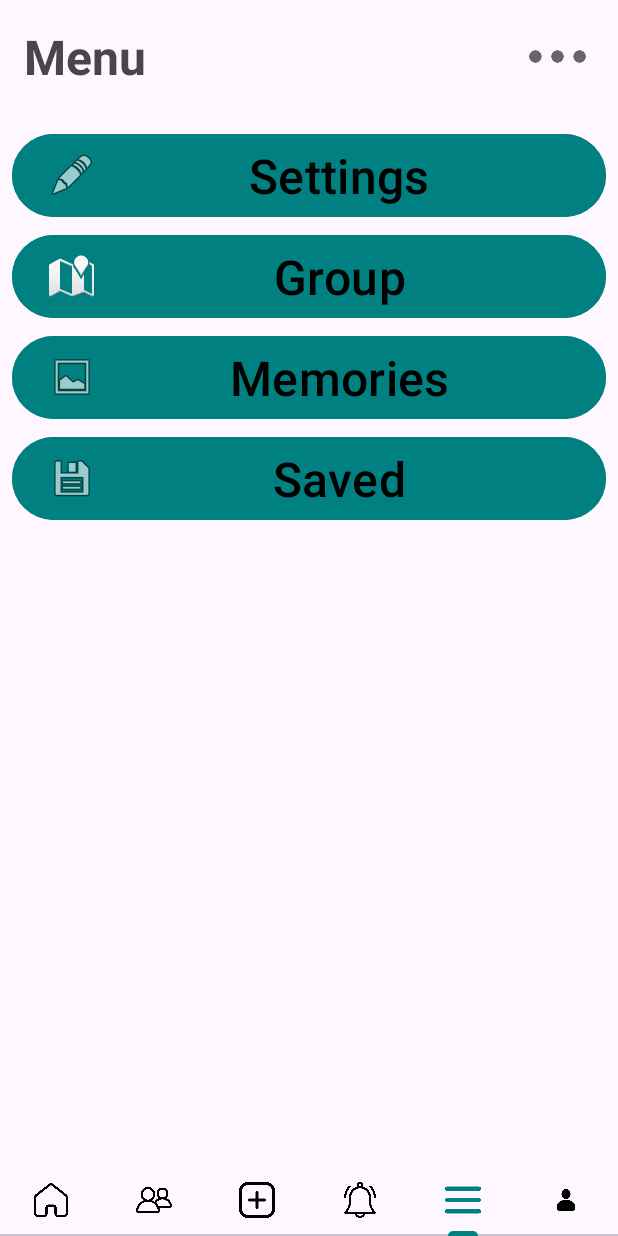
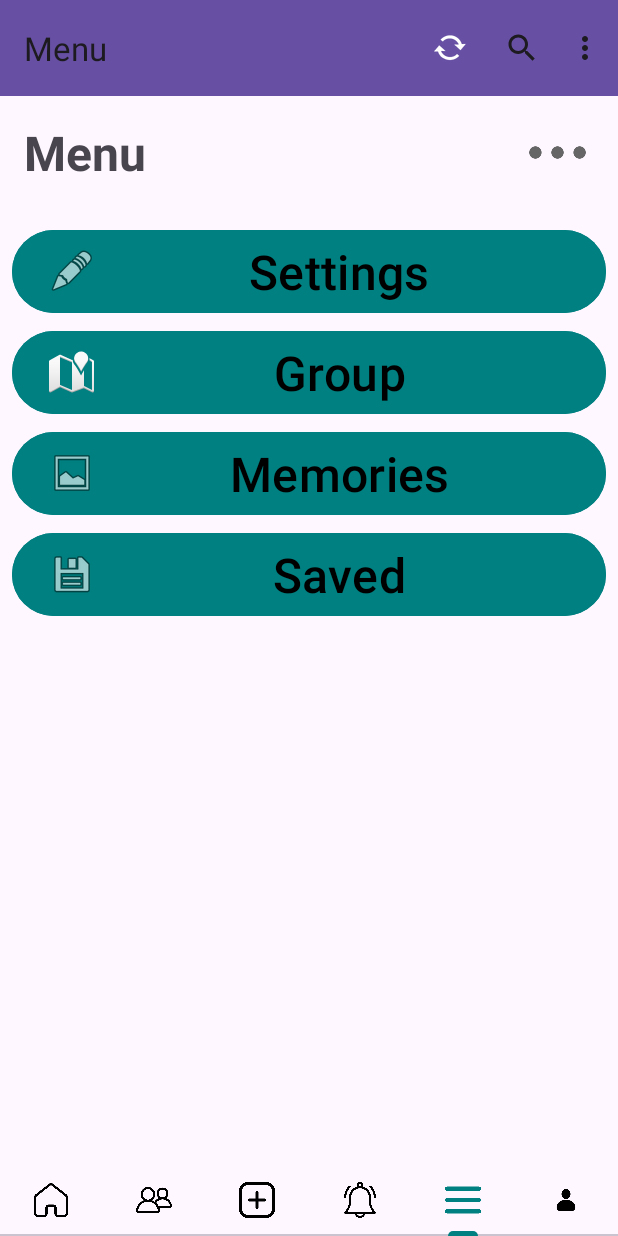
Before and after one commit to 22BI13371/facebook-client-project, an Android app: the screen it shows after launch (MainActivity), item 5 of the bottom bar chosen, on a phone screen of 412 x 824 dp. Run offline under Robolectric (Android 15) with nearby library versions, the light colour scheme and no system bars; libraries missing offline, so code that uses them is left out: com.facebook.

Commit message:
Added Menubar and dynamic title change

```diff
--- a/app/src/main/java/vn/edu/usth/facebookclient/MainActivity.java
+++ b/app/src/main/java/vn/edu/usth/facebookclient/MainActivity.java
@@ -1,22 +1,23 @@
 package vn.edu.usth.facebookclient;
 
-import android.annotation.SuppressLint;
 import android.content.Intent;
 import android.os.Bundle;
-import android.widget.ImageButton;
+import android.util.Log;
+import android.view.Menu;
+import android.view.MenuItem;
+import android.widget.Toast;
 
 import androidx.activity.EdgeToEdge;
+import androidx.annotation.NonNull;
 import androidx.appcompat.app.AppCompatActivity;
-import androidx.fragment.app.Fragment;
+import androidx.appcompat.widget.Toolbar;
 import androidx.viewpager2.widget.ViewPager2;
 
 import com.facebook.CallbackManager;
-import com.facebook.login.widget.LoginButton;
 import com.google.android.material.tabs.TabLayout;
 import com.google.android.material.tabs.TabLayoutMediator;
-import vn.edu.usth.facebookclient.R;
-import androidx.appcompat.app.AppCompatActivity;
-import androidx.fragment.app.FragmentManager;
+
+import java.util.Objects;
 
 
 public class MainActivity extends AppCompatActivity {
@@ -31,6 +32,7 @@ public class MainActivity extends AppCompatActivity {
             R.drawable.menu,
             R.drawable.profile
     };
+    private Menu menu;
 
     @Override
     protected void onCreate(Bundle savedInstanceState) {
@@ -53,9 +55,9 @@ public class MainActivity extends AppCompatActivity {
         HomeFragmentPagerAdapter adapter = new HomeFragmentPagerAdapter(this);
 
         ViewPager2 viewPager = findViewById(R.id.pager);
-        viewPager.setOffscreenPageLimit(100);
+        viewPager.setOffscreenPageLimit(6);
         viewPager.setAdapter(adapter);
-        viewPager.setUserInputEnabled(false);
+//        viewPager.setUserInputEnabled(false);
 
         TabLayout tabLayout = findViewById(R.id.tab_layout);
         new TabLayoutMediator(tabLayout, viewPager, (tab, position) -> {
@@ -67,6 +69,43 @@ public class MainActivity extends AppCompatActivity {
             // Optionally set the title if required
             //tab.setText(adapter.getPageTitle(position));
         }).attach();
+
+        Toolbar toolbar = (Toolbar) findViewById(R.id.toolbar);
+        setSupportActionBar(toolbar);
+        toolbar.setTitle("Homepage");
+
+        toolbar.showOverflowMenu();
+
+        viewPager.registerOnPageChangeCallback(new ViewPager2.OnPageChangeCallback() {
+            @Override
+            public void onPageSelected(int position) {
+                super.onPageSelected(position);
+                Log.d("ViewPager", String.valueOf(position));
+                switch (position) {
+                    case 0:
+                        getSupportActionBar().setTitle("Homepage");
+                        break;
+                    case 1:
+                        getSupportActionBar().setTitle("Friends");
+                        break;
+                    case 2:
+                        getSupportActionBar().setTitle("Add Post");
+                        break;
+                    case 3:
+                        getSupportActionBar().setTitle("Noptifications");
+                        break;
+                    case 4:
+                        getSupportActionBar().setTitle("Menu");
+                        break;
+                    case 5:
+                        getSupportActionBar().setTitle("Profile");
+                        break;
+                    default:
+                        getSupportActionBar().setTitle("Facebook Client");
+                        break;
+                }
+            }
+        });
 
 //        tabLayout.getTabAt(0).setIcon(tabIcons[0]);
 //        tabLayout.getTabAt(1).setIcon(tabIcons[1]);
@@ -104,20 +143,52 @@ public class MainActivity extends AppCompatActivity {
     public void onPause() {
         super.onPause();
     }
+
     public void onResume() {
         super.onResume();
     }
+
     public void onStart() {
         super.onStart();
     }
+
     public void onStop() {
         super.onStop();
     }
+
     public void onDestroy() {
         super.onDestroy();
     }
 
-//    @Override
+    @Override
+    public boolean onCreateOptionsMenu(Menu menu) {
+        getMenuInflater().inflate(R.menu.menu_main, menu);
+        this.menu = menu;
+        return true;
+    }
+
+    @Override
+    public boolean onOptionsItemSelected(@NonNull MenuItem item) {
+        int duration = Toast.LENGTH_SHORT;
+        CharSequence refreshToast = "Refreshing";
+
+        if (item.getItemId() == R.id.app_bar_refresh) {
+            Toast toast = Toast.makeText(this /* MyActivity */, refreshToast, duration);
+            toast.show();
+            return true;
+        } else if (item.getItemId() == R.id.app_bar_search) {
+            Toast toast = Toast.makeText(this, "Searching", duration);
+            toast.show();
+            return true;
+        } else if (item.getItemId() == R.id.app_bar_logout) {
+            Toast toast = Toast.makeText(this, "Logging out", duration);
+            toast.show();
+            return true;
+        } else {
+            return super.onOptionsItemSelected(item);
+        }
+
+        //    @Override
 //    public void onProfileButtonClicked() {
 //        Fragment fragment = getParentFragmentManager().findFragmentById(R.id.main_frame_layout);
 //        getSupportFragmentManager().beginTransaction()
@@ -125,4 +196,5 @@ public class MainActivity extends AppCompatActivity {
 //                .addToBackStack(null) // Add transaction to back stack
 //                .commit();
 //    }
+    }
 }
--- a/app/src/main/java/vn/edu/usth/facebookclient/PostList.java
+++ b/app/src/main/java/vn/edu/usth/facebookclient/PostList.java
@@ -79,13 +79,6 @@ public class PostList extends Fragment {
 //        });
 //    }
 
-    // Interface for communication
-    public interface OnProfileButtonClickListener {
-        void onProfileButtonClicked();
-    }
-
-    private OnProfileButtonClickListener callback;
-
 //    @Override
 //    public void onAttach(Context context) {
 //        super.onAttach(context);
--- a/app/src/main/res/layout/activity_main.xml
+++ b/app/src/main/res/layout/activity_main.xml
@@ -10,14 +10,25 @@
     tools:context=".MainActivity">
 
     <!-- ViewPager2 placed above the TabLayout -->
+
+    <androidx.appcompat.widget.Toolbar
+        android:id="@+id/toolbar"
+        android:layout_width="match_parent"
+        android:layout_height="wrap_content"
+        android:background="?attr/colorPrimary"
+        android:minHeight="?attr/actionBarSize"
+        android:theme="?attr/actionBarTheme"
+        app:layout_constraintEnd_toEndOf="parent"
+        app:layout_constraintTop_toTopOf="parent" />
+
     <androidx.viewpager2.widget.ViewPager2
         android:id="@+id/pager"
         android:layout_width="0dp"
         android:layout_height="0dp"
-        app:layout_constraintTop_toTopOf="parent"
-        app:layout_constraintBottom_toTopOf="@id/tab_layout"
+        app:layout_constraintBottom_toTopOf="@+id/tab_layout"
+        app:layout_constraintEnd_toEndOf="parent"
         app:layout_constraintStart_toStartOf="parent"
-        app:layout_constraintEnd_toEndOf="parent"/>
+        app:layout_constraintTop_toBottomOf="@+id/toolbar" />
 
     <!-- TabLayout at the bottom of the screen -->
     <com.google.android.material.tabs.TabLayout
--- /dev/null
+++ b/app/src/main/res/menu/menu_main.xml
@@ -0,0 +1,21 @@
+<?xml version="1.0" encoding="utf-8"?>
+<menu xmlns:app="http://schemas.android.com/apk/res-auto"
+    xmlns:android="http://schemas.android.com/apk/res/android">
+
+    <group >
+        <item
+            android:id="@+id/app_bar_refresh"
+            android:icon="@android:drawable/stat_notify_sync"
+            android:title="Refresh"
+            app:showAsAction="always" />
+        <item
+            android:id="@+id/app_bar_search"
+            android:icon="@drawable/ic_search"
+            android:title="Search"
+            app:actionViewClass="android.widget.SearchView"
+            app:showAsAction="always" />
+        <item
+            android:id="@+id/app_bar_logout"
+            android:title="Logout" />
+    </group>
+</menu>
```
